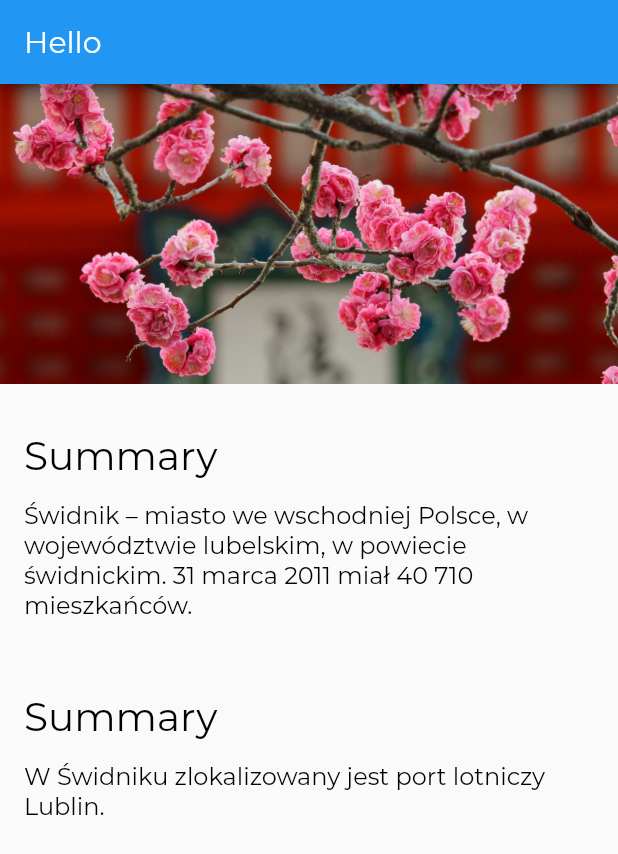
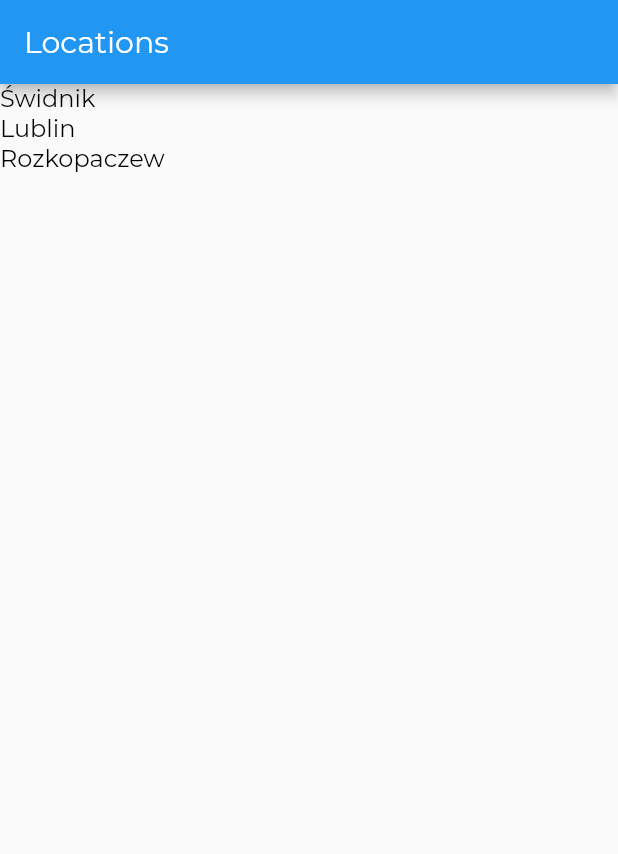
Before and after one commit to Coolerhino/flutter-testapp, a Flutter app: the screen it shows after launch, on a phone screen of 412 x 824 dp. Shown: the top 854 px of the screen. Run offline on Flutter 3.47's test engine with Material 2 defaults, Android fonts, the phone set to English and light mode, and no system bars.

```diff
--- a/lib/app.dart
+++ b/lib/app.dart
@@ -1,21 +1,46 @@
 import 'package:flutter/material.dart';
-import 'screens/home/location_detail.dart';
+import 'package:testapp/screens/locations/location_detail.dart';
+import 'package:testapp/screens/locations/locations.dart';
 import 'style.dart';
+
+const LocationsRoute = '/';
+const LocationDetailRoute = '/location_detail';
 
 class App extends StatelessWidget{
   @override
   Widget build(BuildContext context) {
     return MaterialApp(
-      home: LocationDetail(),
-      theme: ThemeData(
+      onGenerateRoute: _routes(),
+      theme: _theme(),
+    );
+  }
+
+  RouteFactory _routes() {
+    return (settings){
+      final Map<String, dynamic> arguments = settings.arguments;
+      Widget screen;
+      switch (settings.name){
+        case LocationsRoute:
+          screen = Locations();
+          break;
+        case LocationDetailRoute:
+          screen = LocationDetail(arguments['id']);
+          break;
+        default:
+          return null;
+      }
+      return MaterialPageRoute(builder: (BuildContext context) => screen);
+    };
+  }
+
+  ThemeData _theme(){
+    return ThemeData(
         appBarTheme: AppBarTheme(
-          textTheme: TextTheme(title: AppBarTextStyle),
-        ),
+          textTheme: TextTheme(title: AppBarTextStyle)),
         textTheme: TextTheme(
-          title: TitleTextStyle,
-          body1: Body1TextStyle
+            title: TitleTextStyle,
+            body1: Body1TextStyle
         )
-      )
     );
   }
 }
--- a/lib/models/location.dart
+++ b/lib/models/location.dart
@@ -1,20 +1,45 @@
 import 'location_fact.dart';
 
 class Location {
-  String name;
-  String imagePath;
+  final int id;
+  final String name;
+  final String imagePath;
   final List<LocationFact> facts;
 
-  Location(this.name, this.imagePath, this.facts);
+  Location(this.id, this.name, this.imagePath, this.facts);
 
   static List<Location> fetchAll() {
     return [
-      Location('Świdnik', 'assets/images/kiyomizu-dera.jpg', [
+      Location(1, 'Świdnik', 'assets/images/kiyomizu-dera.jpg', [
         LocationFact('Summary',
             'Świdnik – miasto we wschodniej Polsce, w województwie lubelskim, w powiecie świdnickim. 31 marca 2011 miał 40 710 mieszkańców.'),
         LocationFact(
             'Summary', 'W Świdniku zlokalizowany jest port lotniczy Lublin.')
       ]),
+      Location(2, 'Lublin', 'assets/images/arashiyama.jpg', [
+        LocationFact('Summary',
+            'Lublin, miasto uniwesyteckie'),
+        LocationFact(
+            'Summary', 'Nic tu nie ma poza nimi')
+      ]),
+      Location(3, 'Rozkopaczew', 'assets/images/fuji.jpg', [
+        LocationFact('Summary',
+            'No wieś jest i jeziorko'),
+        LocationFact(
+            'Summary', 'Fajnie jest')
+      ]),
     ];
   }
+
+  static Location fetchById(int locationId){
+    List<Location> locations = Location.fetchAll();
+    for (var i = 0; i < locations.length; i++) {
+      if (locations[i].id == locationId) {
+        return locations[i];
+      }
+    }
+    return null;
+/*    return locations.firstWhere((l) => l.id == locationId,
+        orElse: () => null);*/
+  }
 }
--- a/lib/screens/home/location_detail.dart
+++ b/lib/screens/locations/location_detail.dart
@@ -1,13 +1,16 @@
 import 'package:flutter/material.dart';
-import 'image_banner.dart';
-import 'text_section.dart';
+import '../home/image_banner.dart';
+import '../home/text_section.dart';
 import '../../models/location.dart';
 
 class LocationDetail extends StatelessWidget {
+  final int _locationId;
+
+  LocationDetail(this._locationId);
+
   @override
   Widget build(BuildContext context) {
-    final locations = Location.fetchAll();
-    final location = locations.first;
+    final location = Location.fetchById(_locationId);
 
     return Scaffold(
         appBar: AppBar(
@@ -17,7 +20,7 @@ class LocationDetail extends StatelessWidget {
             mainAxisAlignment: MainAxisAlignment.start,
             crossAxisAlignment: CrossAxisAlignment.stretch,
             children: [
-              ImageBanner("assets/images/kiyomizu-dera.jpg"),
+              ImageBanner(location.imagePath),
             ]..addAll(textSections(location)))
     );
   }
--- /dev/null
+++ b/lib/screens/locations/locations.dart
@@ -0,0 +1,27 @@
+import 'package:flutter/material.dart';
+import '../../app.dart';
+import '../../models/location.dart';
+
+class Locations extends StatelessWidget{
+  @override
+  Widget build(BuildContext context) {
+    final locations = Location.fetchAll();
+
+    return Scaffold(
+      appBar: AppBar(
+        title: Text('Locations'),
+      ),
+      body: ListView(
+        children: locations
+          .map((location) => GestureDetector(
+            onTap: () => _onLocationTap(context, location.id),
+            child: Container(child: Text(location.name))))
+          .toList(),
+      ),
+    );
+  }
+
+  _onLocationTap(BuildContext context, int locationId){
+    Navigator.pushNamed(context, LocationDetailRoute, arguments: {"id": locationId});
+  }
+}
```
Also changed, not shown: assets/images/arashiyama.jpg (added), assets/images/fuji.jpg (added).
